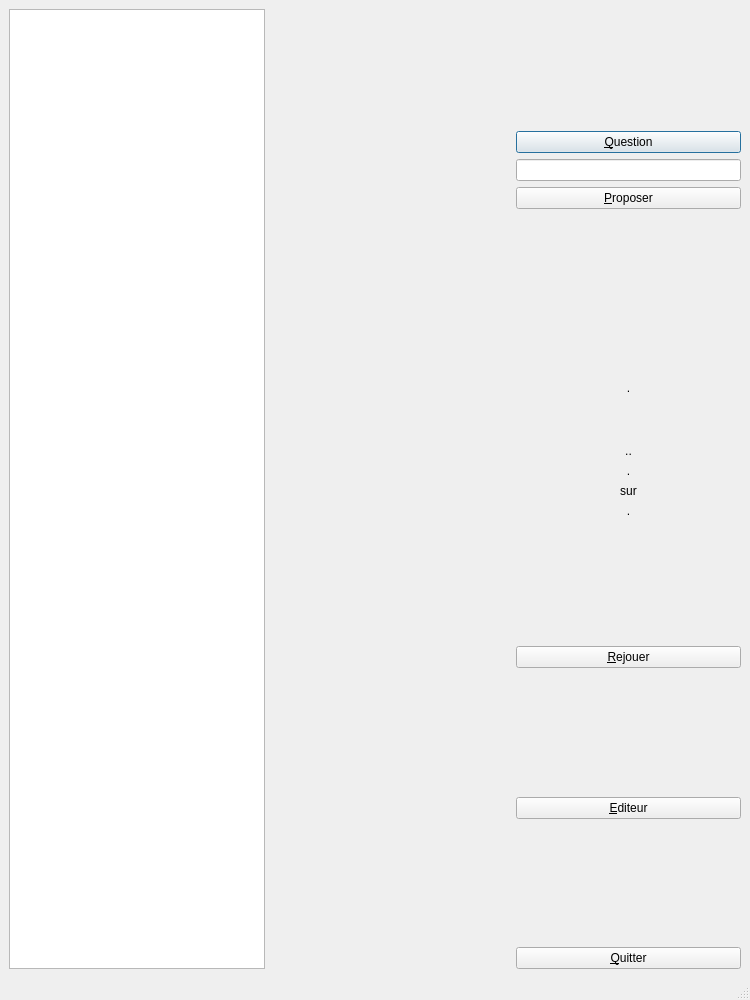
Txikilinux/leterrier-calculment, file exercice.ui: the form before one commit.
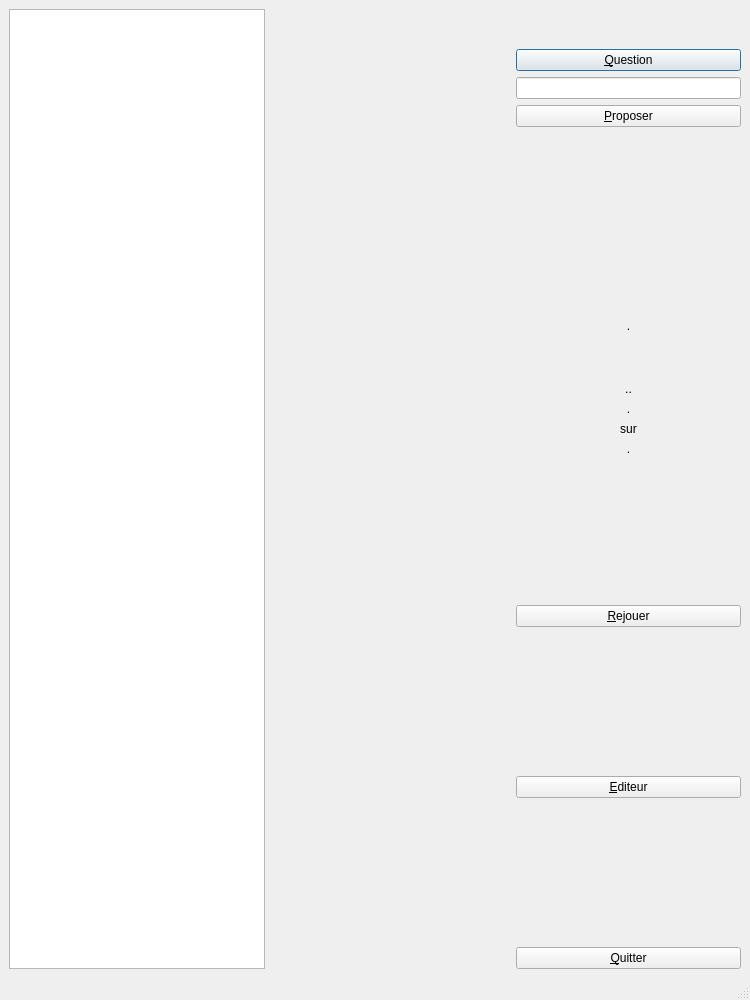
The form after the commit.

Patch:
```diff
--- a/exercice.ui
+++ b/exercice.ui
@@ -38,15 +38,44 @@
       <property name="leftMargin">
        <number>10</number>
       </property>
+      <item>
+       <spacer name="verticalSpacer_5">
+        <property name="orientation">
+         <enum>Qt::Vertical</enum>
+        </property>
+        <property name="sizeType">
+         <enum>QSizePolicy::Preferred</enum>
+        </property>
+        <property name="sizeHint" stdset="0">
+         <size>
+          <width>20</width>
+          <height>10</height>
+         </size>
+        </property>
+       </spacer>
+      </item>
+      <item>
+       <widget class="QLabel" name="lblImageNiveau">
+        <property name="text">
+         <string/>
+        </property>
+        <property name="alignment">
+         <set>Qt::AlignCenter</set>
+        </property>
+       </widget>
+      </item>
       <item>
        <spacer name="verticalSpacer_1">
         <property name="orientation">
          <enum>Qt::Vertical</enum>
         </property>
+        <property name="sizeType">
+         <enum>QSizePolicy::Preferred</enum>
+        </property>
         <property name="sizeHint" stdset="0">
          <size>
           <width>20</width>
-          <height>20</height>
+          <height>10</height>
          </size>
         </property>
        </spacer>
```
